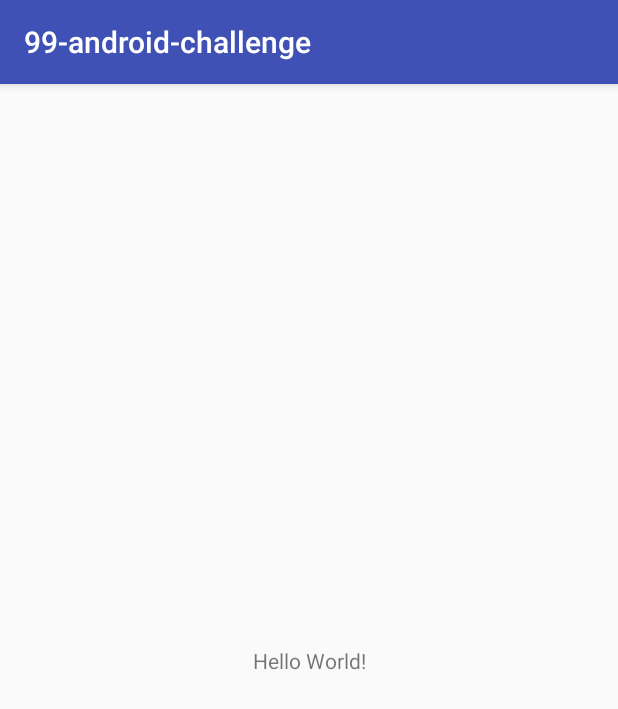
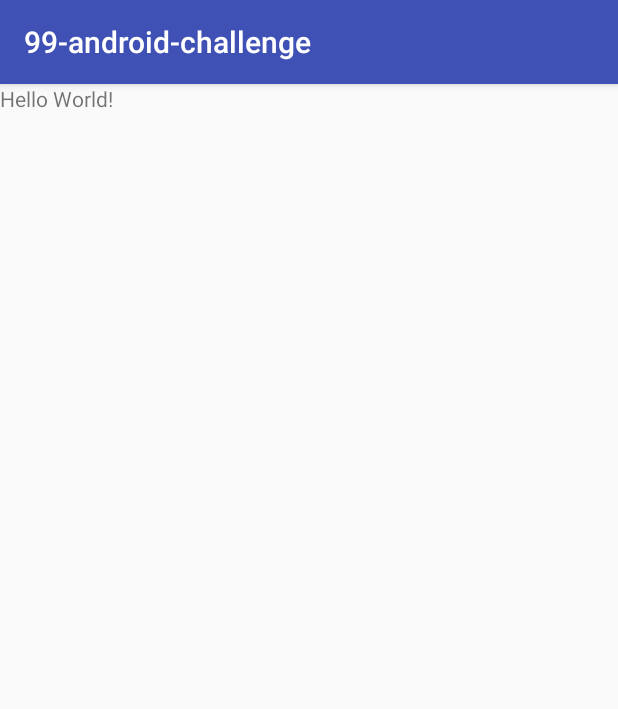
Before and after one commit to luisfernandezbr/android-mvp-people-list, an Android app: the screen it shows after launch (MainActivity), on a phone screen of 412 x 824 dp. Shown: the top 709 px of the screen. Run offline under Robolectric (Android 15) with nearby library versions, the phone set to English and light mode, and no system bars.

```diff
--- a/app/src/main/res/layout/activity_main.xml
+++ b/app/src/main/res/layout/activity_main.xml
@@ -1,7 +1,6 @@
 <?xml version="1.0" encoding="utf-8"?>
-<android.support.constraint.ConstraintLayout
+<FrameLayout
     xmlns:android="http://schemas.android.com/apk/res/android"
-    xmlns:app="http://schemas.android.com/apk/res-auto"
     xmlns:tools="http://schemas.android.com/tools"
     android:layout_width="match_parent"
     android:layout_height="match_parent"
@@ -10,10 +9,6 @@
     <TextView
         android:layout_width="wrap_content"
         android:layout_height="wrap_content"
-        android:text="Hello World!"
-        app:layout_constraintBottom_toBottomOf="parent"
-        app:layout_constraintLeft_toLeftOf="parent"
-        app:layout_constraintRight_toRightOf="parent"
-        app:layout_constraintTop_toTopOf="parent"/>
+        android:text="Hello World!"/>
 
-</android.support.constraint.ConstraintLayout>
+</FrameLayout>
--- a/build.gradle
+++ b/build.gradle
@@ -31,4 +31,7 @@ ext {
 
     // App dependencies
     supportVersion = "25.3.1"
+
+    // Test dependencies
+    espressoCoreVersion = "2.2.2"
 }
```
Also changed, not shown: app/build.gradle (+5 -4 lines).
